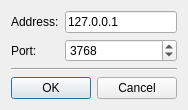
The window that src/plugins/qmlprofiler/qmlprofilerattachdialog.ui (qt-creator/qt-creator) describes before a commit, drawn with Qt 5.
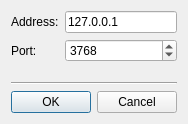
The same window after the commit.

Diff of the .ui file:
```diff
--- a/src/plugins/qmlprofiler/qmlprofilerattachdialog.ui
+++ b/src/plugins/qmlprofiler/qmlprofilerattachdialog.ui
@@ -6,8 +6,8 @@
    <rect>
     <x>0</x>
     <y>0</y>
-    <width>164</width>
-    <height>96</height>
+    <width>184</width>
+    <height>124</height>
    </rect>
   </property>
   <property name="windowTitle">
```
Left out of the diff: 2 changed lines with no effect on the pictures.
